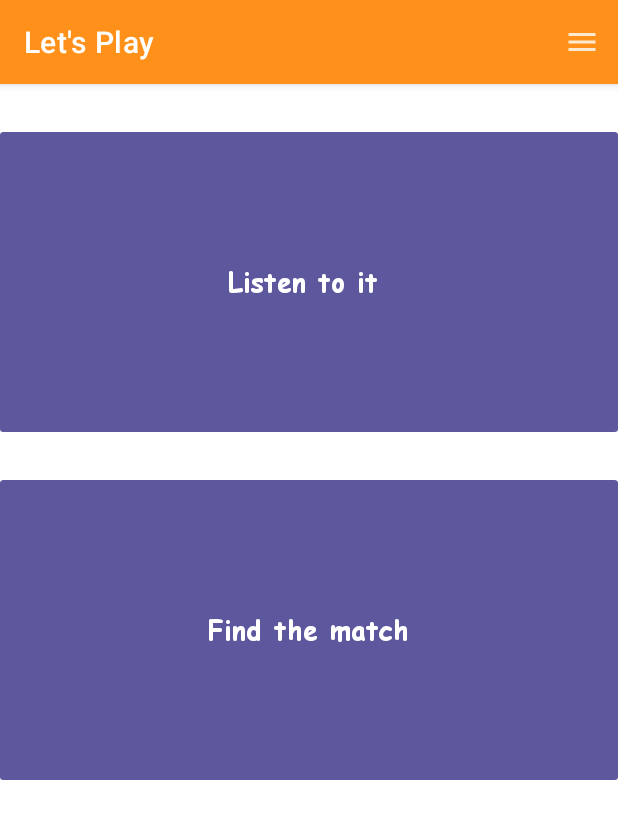
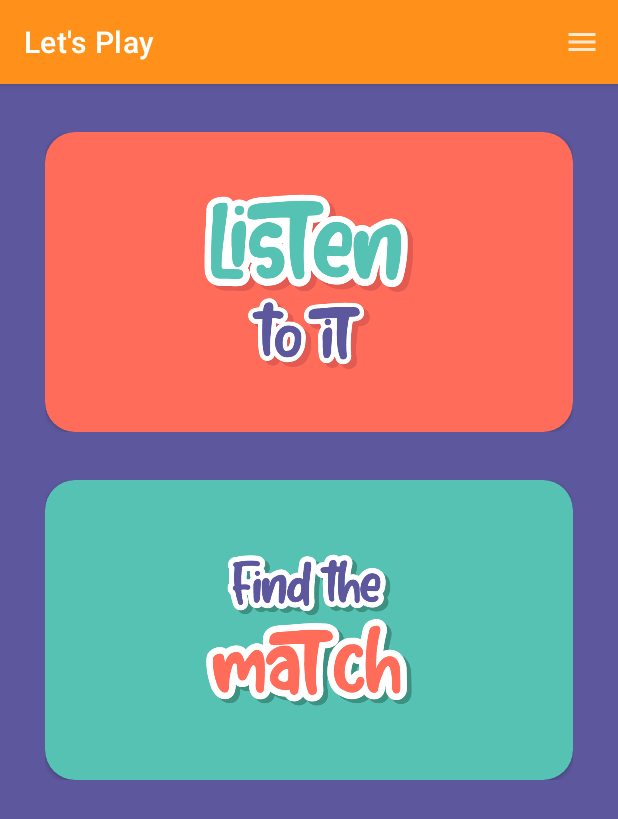
Before and after one commit to fackerlee/woopy_learning, an Android app: the PlayActivity screen opened directly, with no data from a screen before it, on a phone screen of 412 x 824 dp. Shown: the top 819 px of the screen. Run offline under Robolectric (Android 15) with nearby library versions, the phone set to English and light mode, and no system bars.

Commit message:
adjust activity play layout

```diff
--- a/app/src/main/res/layout/activity_listen.xml
+++ b/app/src/main/res/layout/activity_listen.xml
@@ -204,7 +204,7 @@
         android:layout_width="350dp"
         android:layout_height="60dp"
         android:layout_marginTop="24dp"
-        android:backgroundTint="@color/bg_animals_card"
+        android:backgroundTint="@color/bg_play"
         android:text="@string/submit"
         app:cornerRadius="5dp"
         app:layout_constraintEnd_toEndOf="parent"
--- a/app/src/main/res/layout/activity_play.xml
+++ b/app/src/main/res/layout/activity_play.xml
@@ -4,13 +4,16 @@
     xmlns:tools="http://schemas.android.com/tools"
     android:layout_width="match_parent"
     android:layout_height="match_parent"
+    android:background="@color/bg_purple"
     tools:context=".PlayActivity">
 
     <FrameLayout
         android:id="@+id/framelayout_Listen"
         android:layout_width="0dp"
         android:layout_height="wrap_content"
+        android:layout_marginStart="30dp"
         android:layout_marginTop="32dp"
+        android:layout_marginEnd="30dp"
         app:layout_constraintEnd_toEndOf="parent"
         app:layout_constraintStart_toStartOf="parent"
         app:layout_constraintTop_toTopOf="parent">
@@ -18,15 +21,15 @@
         <androidx.cardview.widget.CardView
             android:layout_width="match_parent"
             android:layout_height="200dp"
-            app:cardBackgroundColor="@color/bg_purple">
+            app:cardBackgroundColor="@color/bg_play"
+            app:cardCornerRadius="@dimen/radio_coner_cardview">
 
-            <TextView
-                android:id="@+id/textView"
-                style="@style/title_text"
+            <ImageView
+                android:id="@+id/imageView"
                 android:layout_width="wrap_content"
                 android:layout_height="wrap_content"
-                android:layout_gravity="center"
-                android:text="Listen to it " />
+                android:contentDescription="@string/image_quiz"
+                app:srcCompat="@drawable/quiz_logo_1" />
         </androidx.cardview.widget.CardView>
     </FrameLayout>
 
@@ -34,7 +37,9 @@
         android:id="@+id/framelayout_Find"
         android:layout_width="0dp"
         android:layout_height="wrap_content"
+        android:layout_marginStart="30dp"
         android:layout_marginTop="32dp"
+        android:layout_marginEnd="30dp"
         app:layout_constraintEnd_toEndOf="parent"
         app:layout_constraintStart_toStartOf="parent"
         app:layout_constraintTop_toBottomOf="@+id/framelayout_Listen">
@@ -42,17 +47,15 @@
         <androidx.cardview.widget.CardView
             android:layout_width="match_parent"
             android:layout_height="200dp"
-            app:cardBackgroundColor="@color/bg_purple">
+            app:cardBackgroundColor="@color/bg_match"
+            app:cardCornerRadius="@dimen/radio_coner_cardview">
 
-            <TextView
-                android:id="@+id/textView2"
-                style="@style/title_text"
+            <ImageView
+                android:id="@+id/imageView3"
                 android:layout_width="wrap_content"
                 android:layout_height="wrap_content"
-                android:layout_gravity="center"
-                android:text="Find the match"
-                app:layout_constraintBottom_toBottomOf="parent"
-                app:layout_constraintTop_toTopOf="parent" />
+                android:contentDescription="@string/image_quiz"
+                app:srcCompat="@drawable/quiz_logo_2" />
         </androidx.cardview.widget.CardView>
     </FrameLayout>
 </androidx.constraintlayout.widget.ConstraintLayout>
--- a/app/src/main/res/values/colors.xml
+++ b/app/src/main/res/values/colors.xml
@@ -8,10 +8,10 @@
     <color name="black">#FF000000</color>
     <color name="white">#FFFFFFFF</color>
 
-
+    <color name="bg_match">#56c2b4</color>
     <color name="bg_purple">#5D589E</color>
     <color name="btn_orange">#FF911A</color>
-    <color name="bg_play">#FF786E</color>
+    <color name="bg_play">#ff6d5a</color>
     <color name="bg_animals_card">#2A294C</color>
 
 </resources>
```
Also changed, not shown: app/src/main/res/drawable/quiz_logo_1.png (added), app/src/main/res/drawable/quiz_logo_2.png (added).
